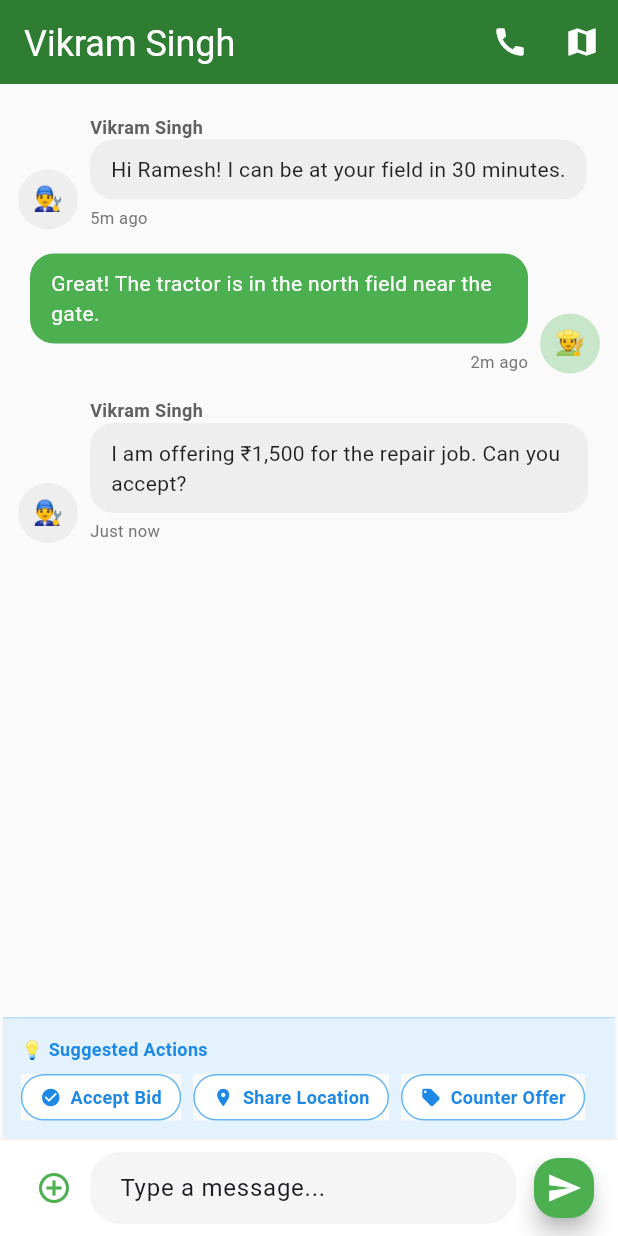
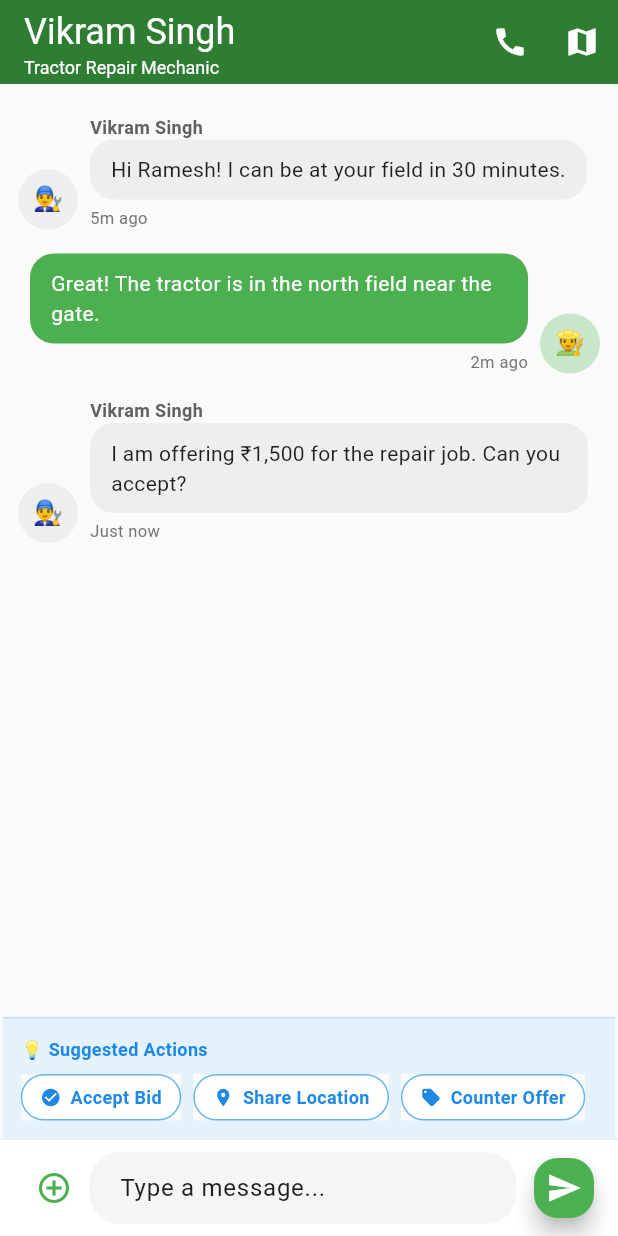
Before and after one commit to dlai-sd/crop-ai, a Flutter app: the GeospatialChatScreen screen opened by its route, on a phone screen of 412 x 824 dp. Run offline on Flutter 3.47's test engine with Material 3 defaults, Android fonts, the phone set to English and light mode, and no system bars; our stand-ins replace dio, drift, flutter_riverpod, flutter_secure_storage, go_router, jwt_decoder; accounts and stored records are empty; generated files the repository leaves out were written again.

Commit message:
fix: resolve 6 dart compilation errors in flutter build
- Remove non-existent AppTypography.fontFamily reference from app_theme.dart
- Replace l10n.temperature and l10n.humidity method calls with string literals
- Replace deprecated AppBar subtitle with Column widget structure
- Add const keyword to AuthState constructor for proper const instantiation

All pre-existing dart compilation errors discovered by fresh Gradle build are now resolved.

```diff
--- a/mobile/lib/providers/app_providers.dart
+++ b/mobile/lib/providers/app_providers.dart
@@ -59,7 +59,7 @@ class AuthState {
   final String? error;
   final bool isLoading;
 
-  AuthState({
+  const AuthState({
     this.isAuthenticated = false,
     this.userId,
     this.email,
--- a/mobile/lib/screens/decision_board_screen.dart
+++ b/mobile/lib/screens/decision_board_screen.dart
@@ -317,12 +317,12 @@ class _DecisionBoardScreenState extends ConsumerState<DecisionBoardScreen> {
                   mainAxisAlignment: MainAxisAlignment.spaceAround,
                   children: [
                     _weatherMetric(
-                      label: l10n.temperature,
+                      label: 'Temperature',
                       value: '${weather.temperature.toStringAsFixed(1)}°C',
                       icon: '🌡️',
                     ),
                     _weatherMetric(
-                      label: l10n.humidity,
+                      label: 'Humidity',
                       value: '${weather.humidity.toStringAsFixed(0)}%',
                       icon: '💧',
                     ),
--- a/mobile/lib/screens/geospatial_chat_screen.dart
+++ b/mobile/lib/screens/geospatial_chat_screen.dart
@@ -33,10 +33,16 @@ class _GeospatialChatScreenState extends ConsumerState<GeospatialChatScreen> {
 
     return Scaffold(
       appBar: AppBar(
-        title: Text(widget.servicePin?.name ?? 'Vikram Singh'),
-        subtitle: Text(
-          widget.servicePin?.title ?? 'Tractor Repair Mechanic',
-          style: TextStyle(fontSize: 12),
+        title: Column(
+          mainAxisSize: MainAxisSize.min,
+          crossAxisAlignment: CrossAxisAlignment.start,
+          children: [
+            Text(widget.servicePin?.name ?? 'Vikram Singh'),
+            Text(
+              widget.servicePin?.title ?? 'Tractor Repair Mechanic',
+              style: TextStyle(fontSize: 12),
+            ),
+          ],
         ),
         centerTitle: false,
         elevation: 0,
--- a/mobile/lib/theme/app_theme.dart
+++ b/mobile/lib/theme/app_theme.dart
@@ -160,7 +160,6 @@ class AppTypography {
 ThemeData appTheme() {
   return ThemeData(
     useMaterial3: true,
-    fontFamily: AppTypography.fontFamily,
     colorScheme: ColorScheme(
       brightness: Brightness.light,
       primary: AppColors.primary,
```
